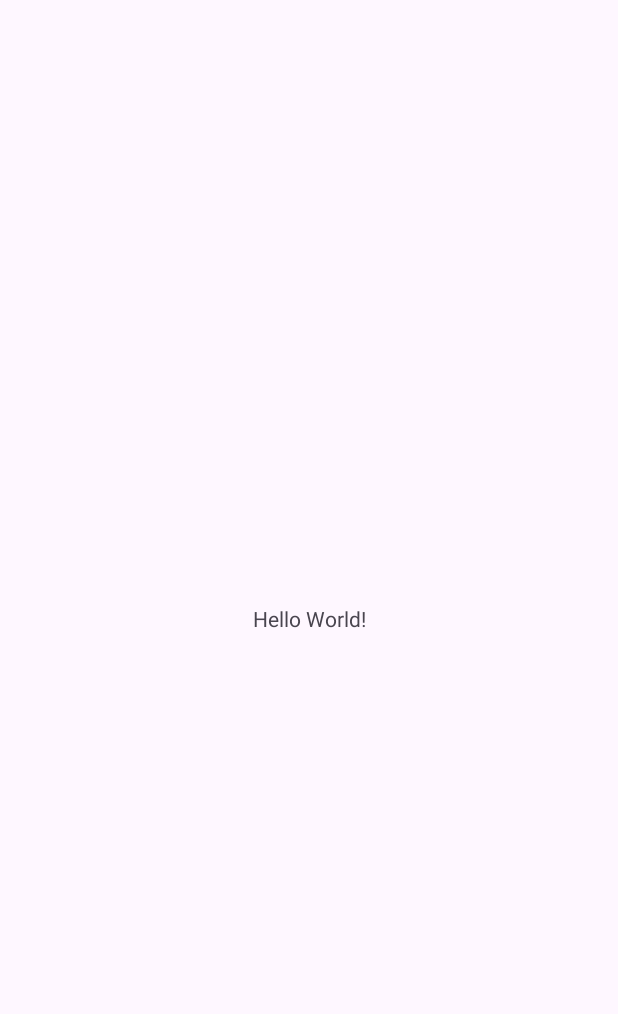
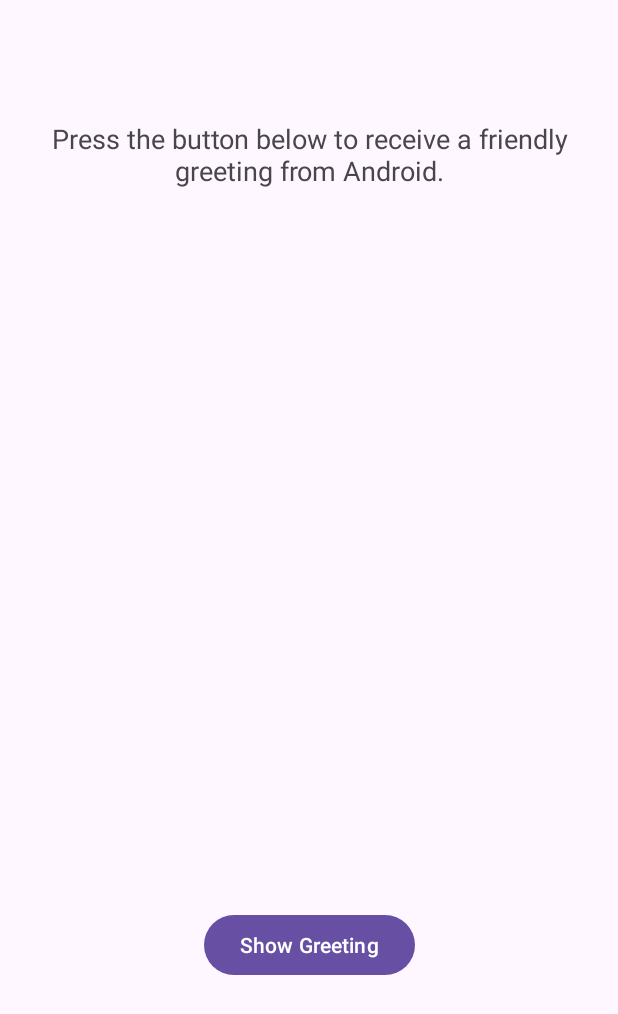
Before and after one commit to Maxamed-Maxamed/Lab-00-Greetings, an Android app: the screen it shows after launch (MainActivity), on a phone screen of 412 x 824 dp. Before the commit the part shown is almost empty. Shown: the top 1014 px of the screen. Run offline under Robolectric (Android 15) with nearby library versions, the phone set to English and light mode, and no system bars; 3 statements that could not run were skipped.

Commit message:
Update layout and add greeting functionality

```diff
--- a/app/build.gradle.kts
+++ b/app/build.gradle.kts
@@ -33,7 +33,12 @@ android {
     kotlinOptions {
         jvmTarget = "1.8"
     }
+
+    buildFeatures {
+        viewBinding = true
+    }
 }
+
 
 dependencies {
 
--- a/app/src/main/res/layout/activity_main.xml
+++ b/app/src/main/res/layout/activity_main.xml
@@ -7,12 +7,32 @@
     tools:context=".MainActivity">
 
     <TextView
+        android:id="@+id/textView1"
         android:layout_width="wrap_content"
         android:layout_height="wrap_content"
-        android:text="Hello World!"
+        android:layout_marginTop="80dp"
+        android:gravity="center"
+        android:text="@string/window_text"
+        android:textAppearance="?android:attr/textAppearanceMedium"
+        app:layout_constraintStart_toStartOf="parent"
+        app:layout_constraintTop_toTopOf="parent" />
+
+    <Button
+        android:id="@+id/greetingButton"
+        android:layout_width="wrap_content"
+        android:layout_height="wrap_content"
+        android:layout_alignParentBottom="true"
+        android:layout_centerHorizontal="true"
+        android:layout_marginBottom="170dp"
+        android:text="@string/button_label"
         app:layout_constraintBottom_toBottomOf="parent"
         app:layout_constraintEnd_toEndOf="parent"
         app:layout_constraintStart_toStartOf="parent"
-        app:layout_constraintTop_toTopOf="parent" />
+        />
+
+
+
+
+
 
 </androidx.constraintlayout.widget.ConstraintLayout>
--- a/app/src/main/res/values/strings.xml
+++ b/app/src/main/res/values/strings.xml
@@ -1,3 +1,7 @@
 <resources>
     <string name="app_name">Greetings</string>
+    <string name="window_text">Press the button below to receive a friendly greeting from Android.</string>
+    <string name="button_label">Show Greeting</string>
+    <string name="greeting_text">Greetings One and All from Android!</string>
+
 </resources>
```
Also changed, not shown: app/src/main/java/com/example/greetings/MainActivity.kt (+17 -0 lines).
